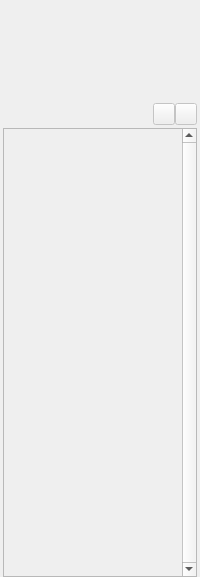
Old version of the form forms/layerpanel.ui in the repository bnzrk/qtpaint.
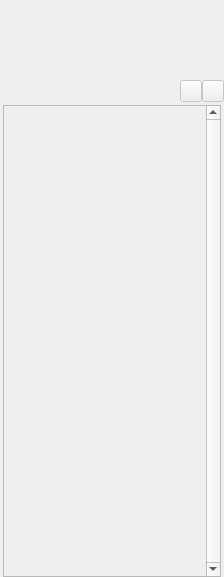
New version of the form. Icons and pictures are not drawn.

```diff
--- a/forms/layerpanel.ui
+++ b/forms/layerpanel.ui
@@ -6,7 +6,7 @@
    <rect>
     <x>0</x>
     <y>0</y>
-    <width>200</width>
+    <width>224</width>
     <height>577</height>
    </rect>
   </property>
@@ -16,6 +16,12 @@
     <verstretch>1</verstretch>
    </sizepolicy>
   </property>
+  <property name="minimumSize">
+   <size>
+    <width>100</width>
+    <height>0</height>
+   </size>
+  </property>
   <property name="baseSize">
    <size>
     <width>200</width>
@@ -31,7 +37,10 @@
   <property name="styleSheet">
    <string notr="true"/>
   </property>
-  <layout class="QGridLayout" name="gridLayout_2" rowstretch="0,3,0" columnstretch="0,1,0">
+  <layout class="QVBoxLayout" name="verticalLayout" stretch="0,0,0,1">
+   <property name="spacing">
+    <number>0</number>
+   </property>
    <property name="leftMargin">
     <number>0</number>
    </property>
@@ -44,11 +53,164 @@
    <property name="bottomMargin">
     <number>0</number>
    </property>
+   <item>
+    <widget class="QWidget" name="layerSettings" native="true">
+     <property name="minimumSize">
+      <size>
+       <width>160</width>
+       <height>80</height>
+      </size>
+     </property>
+    </widget>
+   </item>
+   <item>
+    <layout class="QHBoxLayout" name="layerSettingsLayout" stretch="1,0">
    <property name="spacing">
     <number>0</number>
    </property>
-   <item row="1" column="1" rowspan="2">
+     <item>
+      <spacer name="horizontalSpacer3">
+       <property name="orientation">
+        <enum>Qt::Orientation::Horizontal</enum>
+       </property>
+       <property name="sizeHint" stdset="0">
+        <size>
+         <width>136</width>
+         <height>20</height>
+        </size>
+       </property>
+      </spacer>
+     </item>
+     <item>
+      <layout class="QHBoxLayout" name="horizontalLayout">
+       <property name="spacing">
+        <number>0</number>
+       </property>
+       <item>
+        <widget class="QPushButton" name="newLayerButton">
+         <property name="enabled">
+          <bool>false</bool>
+         </property>
+         <property name="sizePolicy">
+          <sizepolicy hsizetype="Fixed" vsizetype="Fixed">
+           <horstretch>0</horstretch>
+           <verstretch>0</verstretch>
+          </sizepolicy>
+         </property>
+         <property name="minimumSize">
+          <size>
+           <width>22</width>
+           <height>22</height>
+          </size>
+         </property>
+         <property name="maximumSize">
+          <size>
+           <width>22</width>
+           <height>22</height>
+          </size>
+         </property>
+         <property name="text">
+          <string/>
+         </property>
+         <property name="icon">
+          <iconset resource="../resource/image/icons.qrc">
+           <normaloff>:/layer_new.png</normaloff>:/layer_new.png</iconset>
+         </property>
+         <property name="iconSize">
+          <size>
+           <width>18</width>
+           <height>18</height>
+          </size>
+         </property>
+        </widget>
+       </item>
+       <item>
+        <widget class="QPushButton" name="removeLayerButton">
+         <property name="enabled">
+          <bool>false</bool>
+         </property>
+         <property name="sizePolicy">
+          <sizepolicy hsizetype="Fixed" vsizetype="Fixed">
+           <horstretch>0</horstretch>
+           <verstretch>0</verstretch>
+          </sizepolicy>
+         </property>
+         <property name="minimumSize">
+          <size>
+           <width>22</width>
+           <height>22</height>
+          </size>
+         </property>
+         <property name="maximumSize">
+          <size>
+           <width>22</width>
+           <height>22</height>
+          </size>
+         </property>
+         <property name="text">
+          <string/>
+         </property>
+         <property name="icon">
+          <iconset resource="../resource/image/icons.qrc">
+           <normaloff>:/layer_delete.png</normaloff>:/layer_delete.png</iconset>
+         </property>
+         <property name="iconSize">
+          <size>
+           <width>18</width>
+           <height>18</height>
+          </size>
+         </property>
+        </widget>
+       </item>
+      </layout>
+     </item>
+    </layout>
+   </item>
+   <item>
+    <spacer name="verticalSpacer_4">
+     <property name="orientation">
+      <enum>Qt::Orientation::Vertical</enum>
+     </property>
+     <property name="sizeType">
+      <enum>QSizePolicy::Policy::Fixed</enum>
+     </property>
+     <property name="sizeHint" stdset="0">
+      <size>
+       <width>20</width>
+       <height>3</height>
+      </size>
+     </property>
+    </spacer>
+   </item>
+   <item>
+    <layout class="QHBoxLayout" name="itemScrollAreaLayout" stretch="0,1,0">
+     <property name="spacing">
+      <number>0</number>
+     </property>
+     <item>
+      <spacer name="horizontalSpacer2">
+       <property name="orientation">
+        <enum>Qt::Orientation::Horizontal</enum>
+       </property>
+       <property name="sizeType">
+        <enum>QSizePolicy::Policy::Fixed</enum>
+       </property>
+       <property name="sizeHint" stdset="0">
+        <size>
+         <width>3</width>
+         <height>17</height>
+        </size>
+       </property>
+      </spacer>
+     </item>
+     <item>
     <widget class="QScrollArea" name="scrollArea">
+       <property name="sizePolicy">
+        <sizepolicy hsizetype="Expanding" vsizetype="Preferred">
+         <horstretch>0</horstretch>
+         <verstretch>0</verstretch>
+        </sizepolicy>
+       </property>
      <property name="minimumSize">
       <size>
        <width>140</width>
@@ -72,8 +234,8 @@
        <rect>
         <x>0</x>
         <y>0</y>
-        <width>178</width>
-        <height>445</height>
+          <width>200</width>
+          <height>464</height>
        </rect>
       </property>
       <property name="minimumSize">
@@ -166,23 +328,7 @@
      </widget>
     </widget>
    </item>
-   <item row="2" column="0">
-    <spacer name="horizontalSpacer2">
-     <property name="orientation">
-      <enum>Qt::Orientation::Horizontal</enum>
-     </property>
-     <property name="sizeType">
-      <enum>QSizePolicy::Policy::Fixed</enum>
-     </property>
-     <property name="sizeHint" stdset="0">
-      <size>
-       <width>3</width>
-       <height>20</height>
-      </size>
-     </property>
-    </spacer>
-   </item>
-   <item row="2" column="2">
+     <item>
     <spacer name="horizontalSpacer1">
      <property name="orientation">
       <enum>Qt::Orientation::Horizontal</enum>
@@ -193,140 +339,12 @@
      <property name="sizeHint" stdset="0">
       <size>
        <width>3</width>
-       <height>20</height>
+         <height>17</height>
       </size>
      </property>
     </spacer>
    </item>
-   <item row="0" column="0" colspan="3">
-    <widget class="QWidget" name="layerSettings" native="true">
-     <layout class="QGridLayout" name="gridLayout_3" columnstretch="1,0">
-      <property name="leftMargin">
-       <number>0</number>
-      </property>
-      <property name="topMargin">
-       <number>0</number>
-      </property>
-      <property name="rightMargin">
-       <number>3</number>
-      </property>
-      <property name="bottomMargin">
-       <number>3</number>
-      </property>
-      <property name="spacing">
-       <number>0</number>
-      </property>
-      <item row="1" column="1">
-       <layout class="QHBoxLayout" name="horizontalLayout">
-        <property name="spacing">
-         <number>0</number>
-        </property>
-        <item>
-         <widget class="QPushButton" name="newLayerButton">
-          <property name="enabled">
-           <bool>false</bool>
-          </property>
-          <property name="sizePolicy">
-           <sizepolicy hsizetype="Fixed" vsizetype="Fixed">
-            <horstretch>0</horstretch>
-            <verstretch>0</verstretch>
-           </sizepolicy>
-          </property>
-          <property name="minimumSize">
-           <size>
-            <width>22</width>
-            <height>22</height>
-           </size>
-          </property>
-          <property name="maximumSize">
-           <size>
-            <width>22</width>
-            <height>22</height>
-           </size>
-          </property>
-          <property name="text">
-           <string/>
-          </property>
-          <property name="icon">
-           <iconset resource="../resource/image/icons.qrc">
-            <normaloff>:/layer_new.png</normaloff>:/layer_new.png</iconset>
-          </property>
-          <property name="iconSize">
-           <size>
-            <width>18</width>
-            <height>18</height>
-           </size>
-          </property>
-         </widget>
-        </item>
-        <item>
-         <widget class="QPushButton" name="removeLayerButton">
-          <property name="enabled">
-           <bool>false</bool>
-          </property>
-          <property name="sizePolicy">
-           <sizepolicy hsizetype="Fixed" vsizetype="Fixed">
-            <horstretch>0</horstretch>
-            <verstretch>0</verstretch>
-           </sizepolicy>
-          </property>
-          <property name="minimumSize">
-           <size>
-            <width>22</width>
-            <height>22</height>
-           </size>
-          </property>
-          <property name="maximumSize">
-           <size>
-            <width>22</width>
-            <height>22</height>
-           </size>
-          </property>
-          <property name="text">
-           <string/>
-          </property>
-          <property name="icon">
-           <iconset resource="../resource/image/icons.qrc">
-            <normaloff>:/layer_delete.png</normaloff>:/layer_delete.png</iconset>
-          </property>
-          <property name="iconSize">
-           <size>
-            <width>18</width>
-            <height>18</height>
-           </size>
-          </property>
-         </widget>
-        </item>
-       </layout>
-      </item>
-      <item row="1" column="0">
-       <spacer name="horizontalSpacer3">
-        <property name="orientation">
-         <enum>Qt::Orientation::Horizontal</enum>
-        </property>
-        <property name="sizeHint" stdset="0">
-         <size>
-          <width>136</width>
-          <height>20</height>
-         </size>
-        </property>
-       </spacer>
-      </item>
-      <item row="0" column="1">
-       <spacer name="verticalSpacer">
-        <property name="orientation">
-         <enum>Qt::Orientation::Vertical</enum>
-        </property>
-        <property name="sizeHint" stdset="0">
-         <size>
-          <width>20</width>
-          <height>103</height>
-         </size>
-        </property>
-       </spacer>
-      </item>
-     </layout>
-    </widget>
+    </layout>
    </item>
   </layout>
  </widget>
```
Lines whose indentation alone changed are shown as unchanged.
